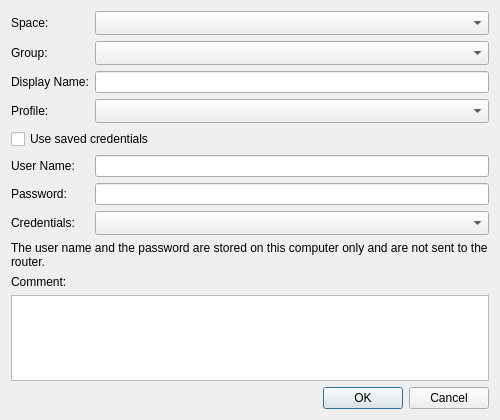
Before: the Qt Designer form source/client/desktop/management/router_host_dialog.ui in dchapyshev/aspia, drawn with Qt 5.
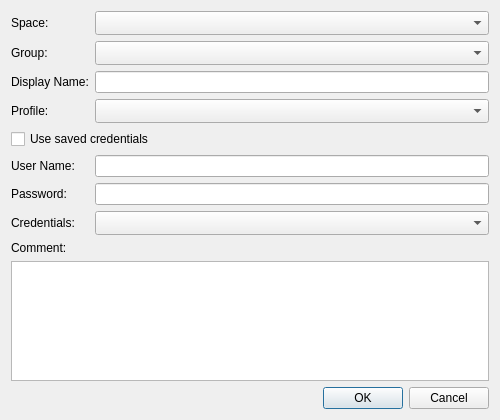
After: the same form once the commit is applied. Custom widgets are drawn as their Qt base class.

Commit message: Implement data sync for router's hosts.

What changed in the file:
```diff
--- a/source/client/desktop/management/router_host_dialog.ui
+++ b/source/client/desktop/management/router_host_dialog.ui
@@ -112,16 +112,6 @@
        </property>
       </widget>
      </item>
-     <item row="8" column="0" colspan="2">
-      <widget class="QLabel" name="label_credentials_note">
-       <property name="text">
-        <string>The user name and the password are stored on this computer only and are not sent to the router.</string>
-       </property>
-       <property name="wordWrap">
-        <bool>true</bool>
-       </property>
-      </widget>
-     </item>
     </layout>
    </item>
    <item>
```
The commit also changes 50 other files.
